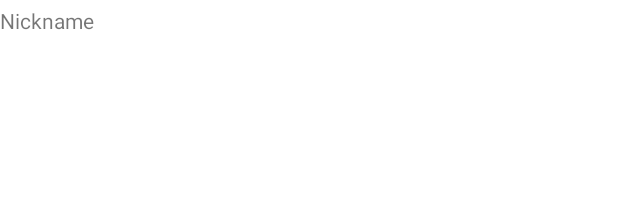
After one commit to Senex-x/android-course-2, an Android app: the layout fragment_list.xml on its own in the app's theme, with its tools: preview values and no code run, on a phone screen of 412 x 824 dp. The commit adds this screen. Shown: the top 203 px of the screen. Run offline under Robolectric (Android 15) with nearby library versions, the phone set to English and light mode, and no system bars.

Commit message:
Implement `RecyclerView` basis Add handling `User` model

```diff
--- a/app/src/main/java/com/senex/androidlab1/views/activities/MainActivity.kt
+++ b/app/src/main/java/com/senex/androidlab1/views/activities/MainActivity.kt
@@ -16,10 +16,5 @@ class MainActivity : AppCompatActivity() {
         val navHostFragment =
             supportFragmentManager.findFragmentById(R.id.nav_host_fragment_main) as NavHostFragment
         val navController = navHostFragment.navController
-
-        // Setting up navigation view for Jetpack's Navigation component framework
-        val bottomNavigationView: BottomNavigationView =
-            findViewById(R.id.main_bottom_navigation_view)
-        bottomNavigationView.setupWithNavController(navController)
     }
 }
--- a/app/src/main/res/layout/fragment_sample.xml
+++ b/app/src/main/res/layout/fragment_info.xml
@@ -1,8 +1,8 @@
 <?xml version="1.0" encoding="utf-8"?>
 <androidx.constraintlayout.widget.ConstraintLayout xmlns:android="http://schemas.android.com/apk/res/android"
-    xmlns:app="http://schemas.android.com/apk/res-auto"
     android:layout_width="match_parent"
-    android:layout_height="match_parent">
+    android:layout_height="match_parent"
+    xmlns:app="http://schemas.android.com/apk/res-auto">
 
     <TextView
         android:layout_width="wrap_content"
--- /dev/null
+++ b/app/src/main/res/layout/fragment_list.xml
@@ -0,0 +1,14 @@
+<?xml version="1.0" encoding="utf-8"?>
+<androidx.constraintlayout.widget.ConstraintLayout xmlns:android="http://schemas.android.com/apk/res/android"
+    android:layout_width="match_parent"
+    android:layout_height="match_parent"
+    xmlns:tools="http://schemas.android.com/tools">
+
+    <androidx.recyclerview.widget.RecyclerView
+        android:id="@+id/list_recycler_main"
+        android:layout_width="match_parent"
+        android:layout_height="match_parent"
+        android:clipToPadding="false"
+        android:paddingTop="4dp"
+        tools:listitem="@layout/list_item_user" />
+</androidx.constraintlayout.widget.ConstraintLayout>
--- /dev/null
+++ b/app/src/main/res/layout/list_item_user.xml
@@ -0,0 +1,15 @@
+<?xml version="1.0" encoding="utf-8"?>
+<androidx.constraintlayout.widget.ConstraintLayout xmlns:android="http://schemas.android.com/apk/res/android"
+    android:layout_width="match_parent"
+    android:layout_height="match_parent"
+    xmlns:app="http://schemas.android.com/apk/res-auto"
+    xmlns:tools="http://schemas.android.com/tools">
+
+    <TextView
+        android:id="@+id/list_item_user_nickname"
+        tools:text="Nickname"
+        android:layout_width="wrap_content"
+        android:layout_height="wrap_content"
+        app:layout_constraintStart_toStartOf="parent"
+        app:layout_constraintTop_toTopOf="parent"/>
+</androidx.constraintlayout.widget.ConstraintLayout>
```
Also changed, not shown: app/src/main/java/com/senex/androidlab1/models/User.kt (added, +13 -0 lines), app/src/main/java/com/senex/androidlab1/recyclers/adapters/UserRecyclerAdapter.kt (added, +42 -0 lines), app/src/main/java/com/senex/androidlab1/views/fragments/InfoFragment.kt (renamed from app/src/main/java/com/senex/androidlab1/views/fragments/SampleFragment.kt, +4 -4 lines), app/src/main/java/com/senex/androidlab1/views/fragments/ListFragment.kt (added, +47 -0 lines), app/src/main/res/layout/activity_main.xml (+2 -11 lines), app/src/main/res/navigation/nav_graph_main.xml (+4 -4 lines).
